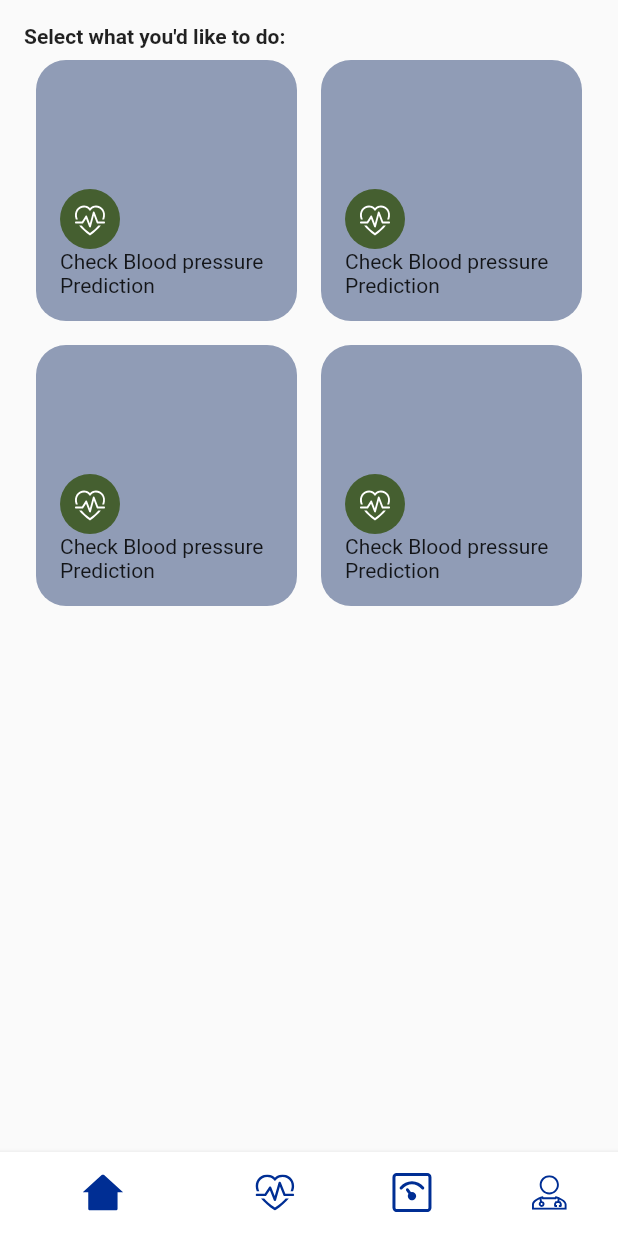
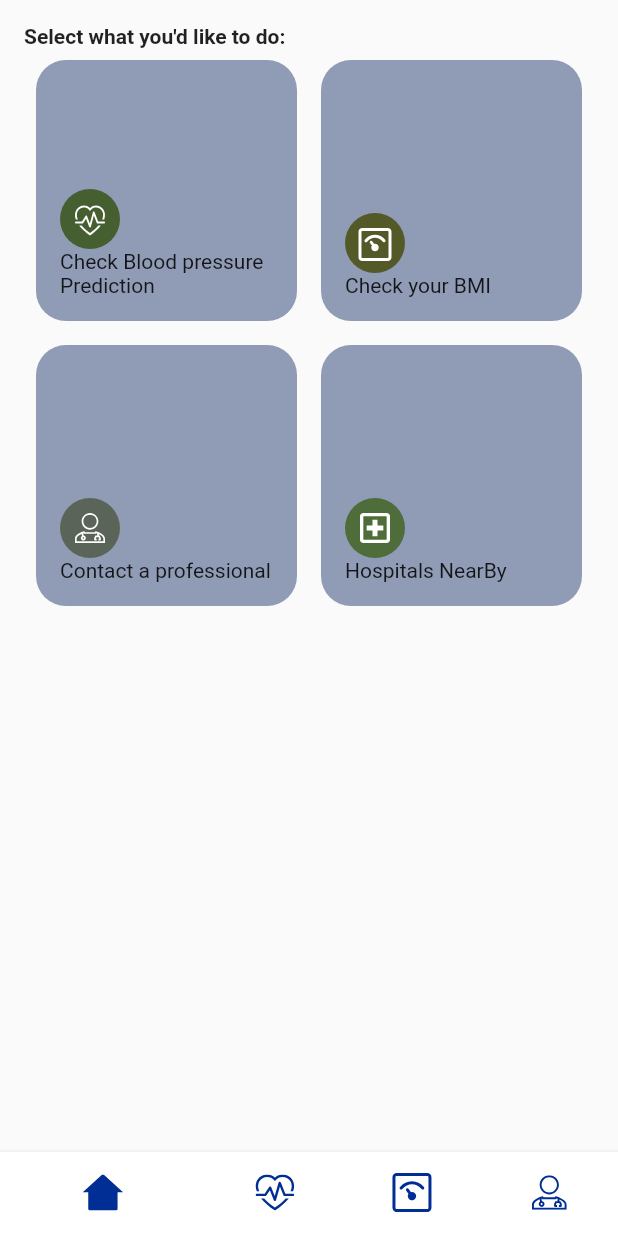
Before and after one commit to Kashack/hbeep, a Flutter app: the screen it shows after launch, on a phone screen of 412 x 824 dp. Run offline on Flutter 3.47's test engine with Material 2 defaults, Android fonts, the phone set to English and light mode, and no system bars; our stand-ins replace flutter_svg.

Commit message:
Resolving issues

```diff
--- a/lib/main_screen/home_page.dart
+++ b/lib/main_screen/home_page.dart
@@ -1,5 +1,6 @@
 import 'package:flutter/material.dart';
 import 'package:flutter_svg/flutter_svg.dart';
+import 'package:hbeep/main_screen/prediction_page.dart';
 
 class HomePage extends StatelessWidget {
   const HomePage({Key? key}) : super(key: key);
@@ -24,7 +25,8 @@ class HomePage extends StatelessWidget {
                 child: GridView.count(
                   crossAxisCount: 2,
                   children: [
-                    Container(
+                    InkWell(
+                      child: Container(
                         padding: const EdgeInsets.all(16),
                         margin: const EdgeInsets.symmetric(
                             horizontal: 8, vertical: 8),
@@ -40,6 +42,10 @@ class HomePage extends StatelessWidget {
                           ],
                         ),
                       ),
+                      onTap: () {
+
+                      },
+                    ),
                     Container(
                       padding: const EdgeInsets.all(16),
                       margin: const EdgeInsets.symmetric(
@@ -51,8 +57,8 @@ class HomePage extends StatelessWidget {
                         mainAxisAlignment: MainAxisAlignment.end,
                         crossAxisAlignment: CrossAxisAlignment.start,
                         children: [
-                          SvgPicture.asset('assets/icons/home_heart.svg'),
-                          Text('Check Blood pressure Prediction')
+                          SvgPicture.asset('assets/icons/home_bmi.svg'),
+                          Text('Check your BMI')
                         ],
                       ),
                     ),
@@ -67,8 +73,8 @@ class HomePage extends StatelessWidget {
                         mainAxisAlignment: MainAxisAlignment.end,
                         crossAxisAlignment: CrossAxisAlignment.start,
                         children: [
-                          SvgPicture.asset('assets/icons/home_heart.svg'),
-                          Text('Check Blood pressure Prediction')
+                          SvgPicture.asset('assets/icons/home_user.svg'),
+                          Text('Contact a professional')
                         ],
                       ),
                     ),
@@ -83,8 +89,8 @@ class HomePage extends StatelessWidget {
                         mainAxisAlignment: MainAxisAlignment.end,
                         crossAxisAlignment: CrossAxisAlignment.start,
                         children: [
-                          SvgPicture.asset('assets/icons/home_heart.svg'),
-                          Text('Check Blood pressure Prediction')
+                          SvgPicture.asset('assets/icons/home_hos.svg'),
+                          Text('Hospitals NearBy')
                         ],
                       ),
                     ),
--- a/lib/utils/predition_request.dart
+++ b/lib/utils/predition_request.dart
@@ -6,7 +6,7 @@ Future<http.Response> fetchData(
     {required int gender,
     required double age,
     required int heartDisease,
-    required int married_satus,
+    required int married_status,
     required int work_status,
     required int residence,
     required double glucose_level,
@@ -16,6 +16,6 @@ Future<http.Response> fetchData(
   var client = http.Client();
   return await client.post(Uri.parse('https://hypertension.onrender.com'),
       body: jsonEncode([
-        gender,age,heartDisease,married_satus,work_status,residence,glucose_level,bmi,smoke,stroke
+        gender,age,heartDisease,married_status,work_status,residence,glucose_level,bmi,smoke,stroke
       ]));
 }
```
Also changed, not shown: lib/main_screen/prediction_page.dart (+66 -9 lines). Lines whose indentation alone changed are shown as unchanged.
